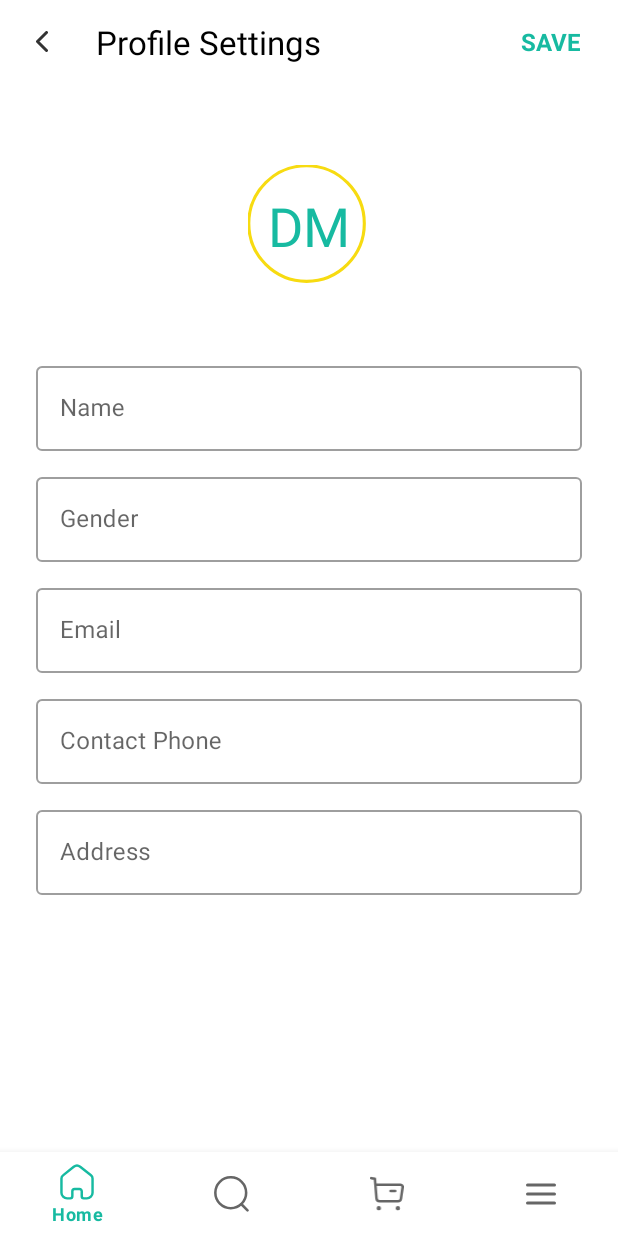
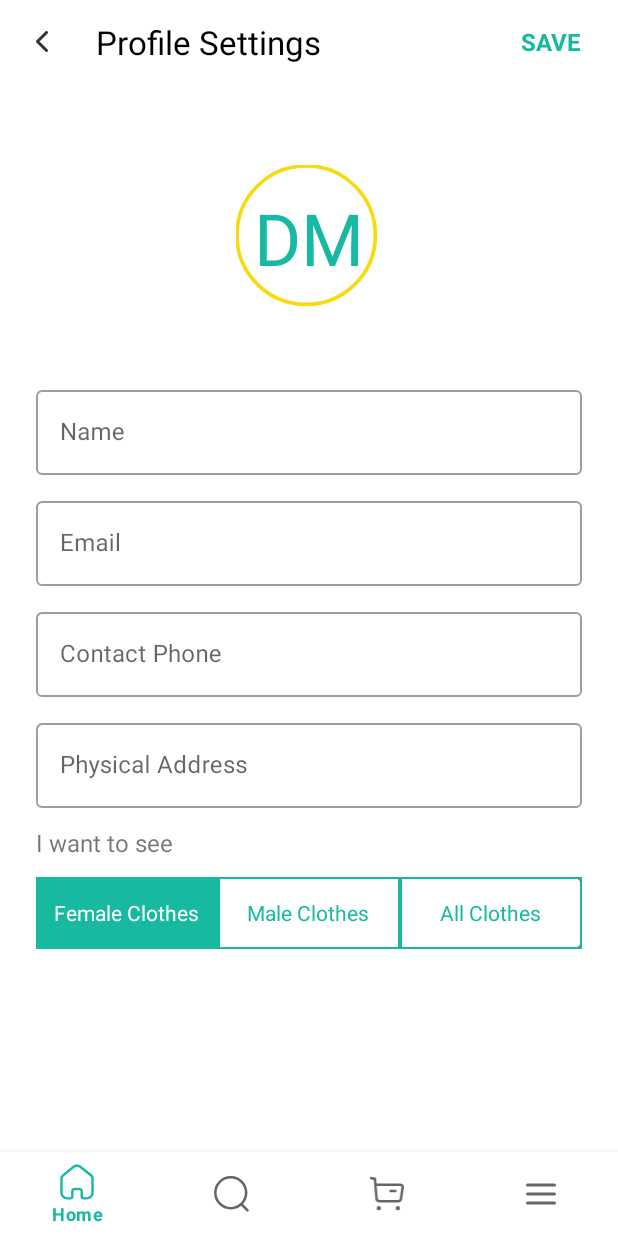
Before and after one commit to otikev/luuk, an Android app: the fragment ProfileSettingsFragment placed in its activity, on a phone screen of 412 x 824 dp. Run offline under Robolectric (Android 15) with nearby library versions, the phone set to English and light mode, and no system bars; libraries missing offline, so code that uses them is left out: com.facebook, com.facebook.login; network calls fail; pictures from the network do not load; 6 statements that could not run were skipped.

Commit message:
updating-measurements : Set profile information and update in backend

```diff
--- a/android/app/src/main/java/com/elmenture/luuk/repositories/AccountManagementRepository.kt
+++ b/android/app/src/main/java/com/elmenture/luuk/repositories/AccountManagementRepository.kt
@@ -4,6 +4,7 @@ import com.elmenture.luuk.base.BaseApiState
 import com.elmenture.luuk.base.BaseRepository
 import models.BodyMeasurements
 import models.Item
+import models.UpdateUserDetailsRequest
 import models.UserMeasurements
 
 object AccountManagementRepository {
@@ -19,4 +20,8 @@ object AccountManagementRepository {
     fun createNewItem(request: Item): BaseApiState {
         return BaseRepository.createNewItem(request)
     }
+
+    fun updateUserDetails(request: UpdateUserDetailsRequest): BaseApiState {
+        return BaseRepository.updateUserDetails(request)
+    }
 }
--- a/android/app/src/main/java/com/elmenture/luuk/ui/main/accountmanagement/profilesettings/ProfileSettingsFragment.kt
+++ b/android/app/src/main/java/com/elmenture/luuk/ui/main/accountmanagement/profilesettings/ProfileSettingsFragment.kt
@@ -1,16 +1,16 @@
 package com.elmenture.luuk.ui.main.accountmanagement.profilesettings
 
 import android.os.Bundle
+import android.text.Editable
 import android.view.LayoutInflater
 import android.view.View
 import android.view.ViewGroup
 import androidx.fragment.app.Fragment
 import androidx.lifecycle.ViewModelProvider
 import com.elmenture.luuk.databinding.FragmentProfileSettingsBinding
-import com.elmenture.luuk.ui.main.MainActivityView
 import com.elmenture.luuk.ui.main.accountmanagement.inventorymanagement.ProfileSettingsViewModel
-import com.elmenture.luuk.ui.main.accountmanagement.mysizes.MySizesViewModel
 import com.kokonetworks.kokosasa.base.BaseFragment
+import models.UpdateUserDetailsRequest
 import utils.MiscUtils
 
 
@@ -20,6 +20,7 @@ import utils.MiscUtils
 class ProfileSettingsFragment : BaseFragment() {
     private lateinit var profileSettingsViewModel: ProfileSettingsViewModel
     lateinit var binding: FragmentProfileSettingsBinding
+
     companion object {
         fun newInstance() = ProfileSettingsFragment()
     }
@@ -36,7 +37,30 @@ class ProfileSettingsFragment : BaseFragment() {
     override fun onViewCreated(view: View, savedInstanceState: Bundle?) {
         super.onViewCreated(view, savedInstanceState)
         initView()
+        setEventListeners()
         presetFields()
+    }
+
+    private fun setEventListeners() {
+        binding.toolBar.setHelperTextClickListener {
+            getUserDetails().let {
+                profileSettingsViewModel.updateUserData(it)
+            }
+        }
+    }
+
+    private fun getUserDetails(): UpdateUserDetailsRequest {
+        val userDetailsRequest: UpdateUserDetailsRequest = UpdateUserDetailsRequest()
+        binding.etName.text?.let { userDetailsRequest.name = it.getStringValue() }
+        binding.etAddress.text?.let { userDetailsRequest.physicalAddress = it.getStringValue() }
+        binding.etEmail.text?.let { userDetailsRequest.email = it.getStringValue() }
+        binding.etContactPhone.text?.let { userDetailsRequest.contactPhoneNumber = it.getStringValue() }
+
+        when (binding.rgGender.checkedRadioButtonId) {
+            binding.rbMale.id -> userDetailsRequest.gender = "M"
+            binding.rbFemale.id -> userDetailsRequest.gender = "F"
+        }
+        return userDetailsRequest
     }
 
     private fun presetFields() {
@@ -45,12 +69,20 @@ class ProfileSettingsFragment : BaseFragment() {
             binding.etAddress.setText(details.physicalAddress)
             binding.etEmail.setText(details.email)
             binding.etContactPhone.setText(details.contactPhoneNumber)
-            binding.etGender.setText(details.gender)
             binding.tvProfileInitials.text = MiscUtils.getUserNameInitials(details.name)
+            when(details.gender){
+                "F"-> binding.rbFemale.isChecked = true
+                "M"-> binding.rbMale.isChecked = true
+                else-> binding.rbAll.isChecked = true
+            }
         }
     }
 
     private fun initView() {
-        profileSettingsViewModel = ViewModelProvider(requireActivity()).get(ProfileSettingsViewModel::class.java);
+        profileSettingsViewModel =
+            ViewModelProvider(requireActivity()).get(ProfileSettingsViewModel::class.java);
+    }
+    private fun Editable?.getStringValue(): String?{
+        return if (this.isNullOrBlank()) null else this.toString()
     }
 }
--- a/android/app/src/main/res/layout/fragment_profile_settings.xml
+++ b/android/app/src/main/res/layout/fragment_profile_settings.xml
@@ -7,6 +7,7 @@
     android:orientation="vertical">
 
     <views.CustomToolBar
+        android:id="@+id/tool_bar"
         android:layout_width="match_parent"
         android:layout_height="wrap_content"
         android:layout_marginBottom="30dp"
@@ -30,7 +31,7 @@
             android:gravity="center"
             android:text="DM"
             android:textColor="@color/luuk_mint_green"
-            android:textSize="36sp" />
+            android:textSize="48sp" />
     </views.SquareContainer>
 
     <ScrollView
@@ -56,22 +57,9 @@
                     android:id="@+id/et_name"
                     android:layout_width="match_parent"
                     android:layout_height="wrap_content"
-                    android:hint="Name"/>
+                    android:hint="Name" />
             </com.google.android.material.textfield.TextInputLayout>
 
-            <com.google.android.material.textfield.TextInputLayout
-                style="@style/Widget.MaterialComponents.TextInputLayout.OutlinedBox"
-                android:layout_width="match_parent"
-                android:layout_height="wrap_content"
-                android:layout_marginBottom="12dp">
-
-                <com.google.android.material.textfield.TextInputEditText
-                    android:id="@+id/et_gender"
-                    android:layout_width="match_parent"
-                    android:layout_height="wrap_content"
-                    android:hint="Gender"
-                    android:inputType="phone" />
-            </com.google.android.material.textfield.TextInputLayout>
 
             <com.google.android.material.textfield.TextInputLayout
                 style="@style/Widget.MaterialComponents.TextInputLayout.OutlinedBox"
@@ -102,20 +90,72 @@
                     android:inputType="phone" />
             </com.google.android.material.textfield.TextInputLayout>
 
+
             <com.google.android.material.textfield.TextInputLayout
                 style="@style/Widget.MaterialComponents.TextInputLayout.OutlinedBox"
                 android:layout_width="match_parent"
                 android:layout_height="wrap_content"
-                android:layout_marginBottom="@dimen/dimens_large_size">
+                android:layout_marginBottom="12dp">
 
                 <com.google.android.material.textfield.TextInputEditText
                     android:id="@+id/et_address"
                     android:layout_width="match_parent"
                     android:layout_height="wrap_content"
-
-                    android:hint="Address"
+                    android:hint="Physical Address"
                     android:inputType="phone" />
             </com.google.android.material.textfield.TextInputLayout>
+            <TextView
+                android:layout_width="match_parent"
+                android:layout_height="wrap_content"
+                android:layout_marginBottom="12dp"
+                android:textSize="16sp"
+                android:text="I want to see "/>
+
+            <RadioGroup
+                android:id="@+id/rg_gender"
+                android:layout_width="match_parent"
+                android:layout_height="wrap_content"
+                android:layout_marginBottom="12dp"
+                android:background="@drawable/rectangle_outlined_dark"
+                android:orientation="horizontal">
+
+
+                <RadioButton
+                    android:id="@+id/rb_female"
+                    android:layout_width="match_parent"
+                    android:layout_height="wrap_content"
+                    android:layout_weight="1"
+                    android:background="@drawable/selector_chip_bg"
+                    android:button="@android:color/transparent"
+                    android:checked="true"
+                    android:gravity="center"
+                    android:text="Female Clothes"
+                    android:textColor="@color/selector_chip_text" />
+
+                <RadioButton
+                    android:id="@+id/rb_male"
+                    android:layout_width="match_parent"
+                    android:layout_height="wrap_content"
+                    android:layout_weight="1"
+                    android:background="@drawable/selector_chip_bg"
+                    android:button="@android:color/transparent"
+                    android:gravity="center"
+                    android:text="Male Clothes"
+                    android:textColor="@color/selector_chip_text" />
+
+                <RadioButton
+                    android:id="@+id/rb_all"
+                    android:layout_width="match_parent"
+                    android:layout_height="wrap_content"
+                    android:layout_weight="1"
+                    android:background="@drawable/selector_chip_bg"
+                    android:button="@android:color/transparent"
+                    android:gravity="center"
+                    android:text="All Clothes"
+                    android:textColor="@color/selector_chip_text" />
+
+
+            </RadioGroup>
 
         </LinearLayout>
 
--- a/android/common/src/main/java/network/service/EndPoints.kt
+++ b/android/common/src/main/java/network/service/EndPoints.kt
@@ -27,4 +27,7 @@ interface EndPoints {
 
     @POST("items/new")
     fun createNewItem(@Body request: Item): Call<ResponseBody>
+
+    @POST("user/update")
+    fun updateUserDetails(@Body request: UpdateUserDetailsRequest): Call<ResponseBody>
 }
```
Also changed, not shown: android/app/src/main/java/com/elmenture/luuk/base/BaseRepository.kt (+7 -0 lines), android/app/src/main/java/com/elmenture/luuk/ui/main/accountmanagement/profilesettings/ProfileSettingsViewModel.kt (+10 -0 lines), android/common/src/main/java/models/UpdateUserDetailsRequest.kt (added, +18 -0 lines), backend/src/main/java/com/elmenture/core/controller/UserController.java (+24 -2 lines), backend/src/main/java/com/elmenture/core/payload/request/UserDetails.java (added, +13 -0 lines), backend/src/main/java/com/elmenture/core/payload/request/UserMeasurements.java (added, +27 -0 lines).
